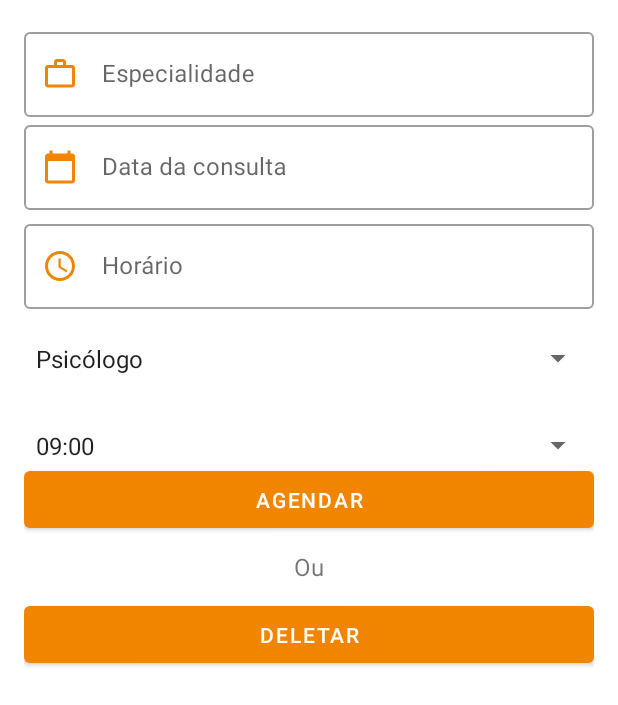
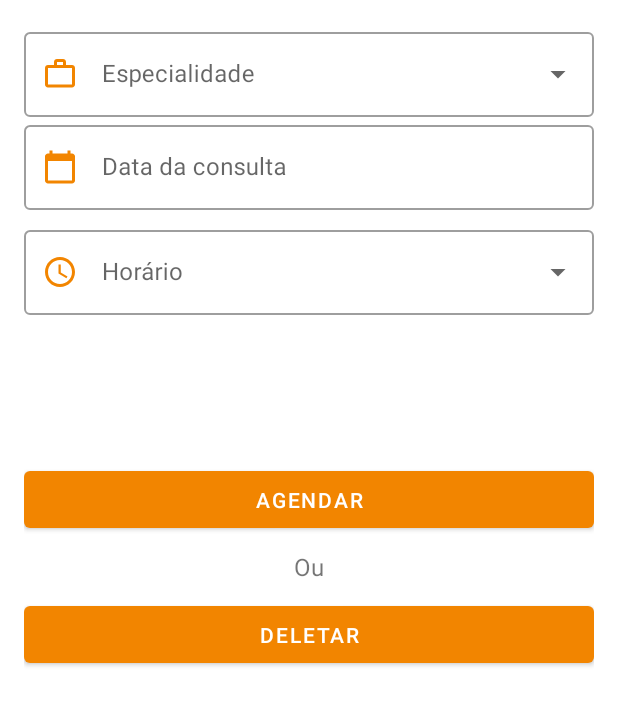
Before and after one commit to Daniel-Lourenco/fiqueok, an Android app: the layout agendamento_fragment.xml on its own in the app's theme, with its tools: preview values and no code run, on a phone screen of 412 x 824 dp. Shown: the top 705 px of the screen. Run offline under Robolectric (Android 15) with nearby library versions, the phone set to English and light mode, and no system bars.

Commit message:
Implementação dos Dropdowns menus

```diff
--- a/app/src/main/java/com/example/fiqueok/data/db/entity/AgendamentoEntity.kt
+++ b/app/src/main/java/com/example/fiqueok/data/db/entity/AgendamentoEntity.kt
@@ -11,7 +11,7 @@ import org.threeten.bp.OffsetDateTime
 @Entity(tableName = "atendimentos")
 data class AgendamentoEntity (
     @PrimaryKey(autoGenerate = true)
-    val id: Long = 0,
+    val id: Long = 0 ,
     val especialidade: String,
     val data: String,
     val horario: String
--- a/app/src/main/java/com/example/fiqueok/ui/agendamento/AgendamentoFragment.kt
+++ b/app/src/main/java/com/example/fiqueok/ui/agendamento/AgendamentoFragment.kt
@@ -22,19 +22,17 @@ import com.example.fiqueok.ui.agendamentolist.AgendamentoListFragmentDirections
 import com.google.android.material.snackbar.Snackbar
 import kotlinx.android.synthetic.main.agendamento_fragment.*
 import android.R
+import android.app.DatePickerDialog
 import android.content.Context
+import android.text.TextUtils
 import android.widget.*
 import kotlinx.android.synthetic.*
 import kotlinx.android.synthetic.main.agendamento_fragment.*
+import java.text.SimpleDateFormat
+import java.util.*
 
 
 class AgendamentoFragment : Fragment(layout.agendamento_fragment) {
-
-//    var mainActivity = MainActivity()
-//    val selecionado = mainActivity.selecionado
-
-
-
 
     private val viewModel: AgendamentoViewModel by viewModels {
         object : ViewModelProvider.Factory {
@@ -50,13 +48,26 @@ class AgendamentoFragment : Fragment(layout.agendamento_fragment) {
 
     private val args: AgendamentoFragmentArgs by navArgs()
 
+    override fun onResume() {
+        super.onResume()
+        val especialidades = resources.getStringArray(array.lista_especialidades)
+        val adapterEspecialidades = ArrayAdapter(requireContext(), layout.espec_item, especialidades)
+        input_especialidade.setAdapter(adapterEspecialidades)
+
+        val horarios = resources.getStringArray(array.lista_horarios)
+        val adapterHorarios = ArrayAdapter(requireContext(), layout.espec_item, horarios)
+        input_horario.setAdapter(adapterHorarios)
+    }
+
     override fun onViewCreated(view: View, savedInstanceState: Bundle?) {
         super.onViewCreated(view, savedInstanceState)
+
+
 
         args.agendamento?.let { agendamento ->
             button_agendamento.text = getString(string.agendamento_button_update)
             input_especialidade.setText(agendamento.especialidade)
-            input_data.text = agendamento.data
+            input_data.setText(agendamento.data)
             input_horario.setText(agendamento.horario)
 
             ou.visibility = View.VISIBLE
@@ -89,7 +100,7 @@ class AgendamentoFragment : Fragment(layout.agendamento_fragment) {
 
     private fun clearFields() {
         input_especialidade.text?.clear()
-        input_data.text = ""
+        input_data.text?.clear()
         input_horario.text?.clear()
     }
 
@@ -102,10 +113,9 @@ class AgendamentoFragment : Fragment(layout.agendamento_fragment) {
 
 
     private fun setListeners() {
-        input_data2.setOnClickListener {
+        input_data.setOnClickListener {
             DatePickerFragment { result ->
-                input_data.text = result
-                input_data2.setText(result)
+                input_data.setText(result)
             }
                 .show(childFragmentManager, "datePicker")
         }
@@ -114,11 +124,6 @@ class AgendamentoFragment : Fragment(layout.agendamento_fragment) {
             val especialidade = input_especialidade.text.toString()
             val data = input_data?.text.toString()
             val horario = input_horario.text.toString()
-//            Toast.makeText(
-//                activity,
-//                "You selected $selecionado",
-//                Toast.LENGTH_LONG
-//            ).show()
 
             viewModel.addOrUpdateAgendamento(
                 especialidade,
--- a/app/src/main/res/layout/agendamento_fragment.xml
+++ b/app/src/main/res/layout/agendamento_fragment.xml
@@ -10,11 +10,12 @@
     android:padding="16dp"
     tools:context=".ui.agendamento.AgendamentoFragment">
 
+
     <com.google.android.material.textfield.TextInputLayout
         android:id="@+id/input_layout_especialidade"
         android:layout_width="0dp"
         android:layout_height="wrap_content"
-        style="@style/Widget.MaterialComponents.TextInputLayout.OutlinedBox"
+        style="@style/Widget.MaterialComponents.TextInputLayout.OutlinedBox.ExposedDropdownMenu"
         app:startIconTint="@color/laranja_itau"
         app:boxBackgroundColor="@android:color/background_light"
         app:startIconDrawable="@drawable/ic_maleta"
@@ -22,17 +23,19 @@
         app:layout_constraintStart_toStartOf="parent"
         app:layout_constraintTop_toTopOf="parent">
 
-        <com.google.android.material.textfield.TextInputEditText
+        <AutoCompleteTextView
             android:id="@+id/input_especialidade"
             android:layout_width="match_parent"
             android:layout_height="wrap_content"
             android:hint="@string/agendamento_especialidade_hint"
-            android:inputType="textCapSentences" />
+            android:inputType="none"
+            android:focusable="false"
+            />
 
     </com.google.android.material.textfield.TextInputLayout>
 
     <com.google.android.material.textfield.TextInputLayout
-        android:id="@+id/input_layout_data2"
+        android:id="@+id/input_layout_data"
         android:layout_width="0dp"
         android:layout_height="wrap_content"
         style="@style/Widget.MaterialComponents.TextInputLayout.OutlinedBox"
@@ -45,56 +48,24 @@
         android:clickable="false"
         android:cursorVisible="false"
         android:focusable="false"
-        android:focusableInTouchMode="false"
-        android:editable="false">
-
+        android:focusableInTouchMode="false">
 
         <com.google.android.material.textfield.TextInputEditText
-            android:id="@+id/input_data2"
+            android:id="@+id/input_data"
             android:layout_width="match_parent"
             android:layout_height="wrap_content"
             android:hint="@string/agendamento_data_hint"
-            android:inputType="textCapSentences" />
+            android:inputType="none"
+            android:focusable="false"/>
 
     </com.google.android.material.textfield.TextInputLayout>
-
-
-
-    <LinearLayout
-        android:visibility="invisible"
-        tools:visibility="invisible"
-        android:id="@+id/input_layout_data"
-        android:layout_width="match_parent"
-        android:layout_height="50dp"
-        android:layout_marginTop="8dp"
-        android:orientation="horizontal"
-        app:layout_constraintTop_toBottomOf="@id/input_layout_especialidade">
-
-        <Button
-            android:id="@+id/button_data"
-            android:layout_width="wrap_content"
-            android:layout_height="match_parent"
-            android:text="Data"
-            tools:layout_editor_absoluteX="16dp"
-            tools:layout_editor_absoluteY="152dp" />
-
-        <TextView
-            android:id="@+id/input_data"
-            android:layout_width="0dp"
-            android:layout_height="match_parent"
-            android:layout_weight="3"
-            android:gravity="center"
-            android:textSize="16sp"
-            tools:text="@tools:sample/date/ddmmyy" />
-
-    </LinearLayout>
 
     <com.google.android.material.textfield.TextInputLayout
         android:id="@+id/input_layout_horario"
         android:layout_width="0dp"
         android:layout_height="wrap_content"
         android:layout_marginTop="8dp"
-        style="@style/Widget.MaterialComponents.TextInputLayout.OutlinedBox"
+        style="@style/Widget.MaterialComponents.TextInputLayout.OutlinedBox.ExposedDropdownMenu"
         app:startIconTint="@color/laranja_itau"
         app:boxBackgroundColor="@android:color/background_light"
         app:startIconDrawable="@drawable/ic_clock"
@@ -102,33 +73,16 @@
         app:layout_constraintStart_toStartOf="@id/input_layout_data"
         app:layout_constraintTop_toBottomOf="@id/input_layout_data">
 
-        <com.google.android.material.textfield.TextInputEditText
+        <AutoCompleteTextView
             android:id="@+id/input_horario"
             android:layout_width="match_parent"
             android:layout_height="wrap_content"
             android:hint="@string/agendamento_horario_hint"
-            android:inputType="textEmailAddress" />
+            android:inputType="none"
+            android:focusable="false"
+            />
 
     </com.google.android.material.textfield.TextInputLayout>
-
-    <Spinner
-        android:id="@+id/input_especialidade2"
-        android:entries="@array/lista_especialidades"
-        android:layout_width="match_parent"
-        android:layout_height="50dp"
-        android:layout_marginTop="8dp"
-        app:layout_constraintTop_toBottomOf="@id/input_layout_horario"
-        tools:layout_editor_absoluteX="16dp" />
-
-    <Spinner
-        android:id="@+id/input_horario2"
-        android:entries="@array/lista_horarios"
-        android:layout_width="match_parent"
-        android:layout_height="50dp"
-        android:layout_marginTop="8dp"
-        app:layout_constraintTop_toBottomOf="@id/input_especialidade2"
-        tools:layout_editor_absoluteX="16dp" />
-
 
     <Button
         android:id="@+id/button_agendamento"
--- /dev/null
+++ b/app/src/main/res/layout/espec_item.xml
@@ -0,0 +1,11 @@
+<?xml version="1.0" encoding="utf-8"?>
+<TextView
+    xmlns:android="http://schemas.android.com/apk/res/android"
+    android:layout_width="match_parent"
+    android:layout_height="wrap_content"
+    android:padding="16dp"
+    android:ellipsize="end"
+    android:maxLines="1"
+    android:textAppearance="?attr/textAppearanceSubtitle1"
+    android:text="Pedro"
+    />
```
